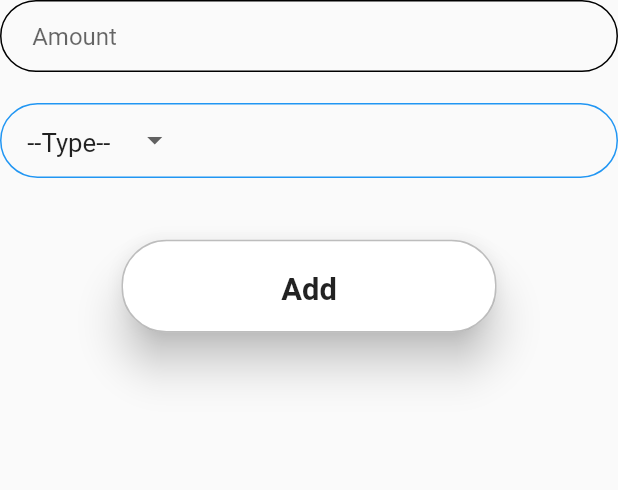
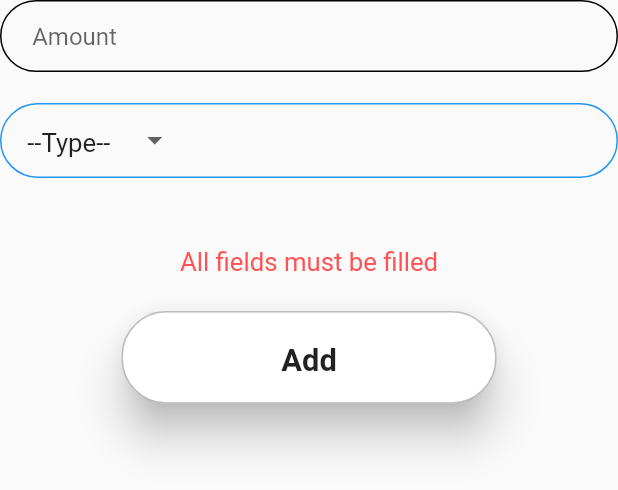
Before and after one commit to Sam21-39/Spend-Analytics, a Flutter app: the ItemContainer widget shown alone on an empty page, opened directly, after a tap on "Add", on a phone screen of 412 x 824 dp. Shown: the top 490 px of the screen. Run offline on Flutter 3.47's test engine with Material 2 defaults, Android fonts, the phone set to English and light mode, and no system bars; our stand-ins replace flutter_screenutil.

Commit message:
Updated functionality

```diff
--- /dev/null
+++ b/spend_analytics/lib/Model/item_model.dart
@@ -0,0 +1,12 @@
+class Items {
+  Items({
+    this.amount,
+    this.category,
+    this.date,
+    this.type,
+  });
+  int amount;
+  String type;
+  String category;
+  DateTime date;
+}
--- a/spend_analytics/lib/Views/Widgets/item_container.dart
+++ b/spend_analytics/lib/Views/Widgets/item_container.dart
@@ -1,15 +1,22 @@
 import 'package:flutter/material.dart';
+import 'package:spend_analytics/Model/item_model.dart';
 import 'package:spend_analytics/Utils/common.dart';
+import 'package:spend_analytics/Views/Screens/home.dart';
 import 'package:spend_analytics/Views/UI/ui_text.dart';
 import 'package:spend_analytics/Views/Widgets/custom_button.dart';
 
 class ItemContainer extends StatefulWidget {
+  final callback;
+
+  const ItemContainer({Key key, this.callback}) : super(key: key);
   @override
   _ItemContainerState createState() => _ItemContainerState();
 }
 
 class _ItemContainerState extends State<ItemContainer> {
   String typeValue = "--Type--", categoryValue = "--Category--";
+  String amount = '', category = '';
+  bool isNotValid = false;
   List<String> incomeCategory = [
         "--Category--",
         "Work",
@@ -47,6 +54,11 @@ class _ItemContainerState extends State<ItemContainer> {
               borderRadius: BorderRadius.circular(30.0),
             ),
           ),
+          onChanged: (val) {
+            setState(() {
+              amount = val;
+            });
+          },
         ),
         SizedBox(
           height: setHeight(20.0),
@@ -118,6 +130,7 @@ class _ItemContainerState extends State<ItemContainer> {
               onChanged: (val) {
                 setState(() {
                   categoryValue = val;
+                  category = val;
                 });
               },
             ),
@@ -125,7 +138,39 @@ class _ItemContainerState extends State<ItemContainer> {
         SizedBox(
           height: setHeight(20.0),
         ),
-        CustomButton(text: "Add", onPressed: () {}),
+        isNotValid
+            ? Column(
+                children: [
+                  Text(
+                    'All fields must be filled',
+                    style: UiText.normalText.copyWith(
+                      color: Colors.redAccent,
+                    ),
+                  ),
+                  SizedBox(
+                    height: setHeight(20.0),
+                  ),
+                ],
+              )
+            : Container(),
+        CustomButton(
+          text: "Add",
+          onPressed: () {
+            isFormValid();
+            if (!isNotValid) {
+              spendingItems.add(
+                Items(
+                  amount: int.parse(amount),
+                  category: categoryValue,
+                  type: typeValue,
+                  date: DateTime.now(),
+                ),
+              );
+              widget.callback();
+              Navigator.pop(context);
+            }
+          },
+        ),
         SizedBox(
           height: setHeight(10.0),
         ),
@@ -145,4 +190,13 @@ class _ItemContainerState extends State<ItemContainer> {
     }
     return [];
   }
+
+  void isFormValid() {
+    setState(() {
+      if (amount.isEmpty || typeValue == '--Type--' || category.isEmpty)
+        isNotValid = true;
+      else
+        isNotValid = false;
+    });
+  }
 }
```
Also changed, not shown: spend_analytics/lib/Views/Screens/home.dart (+37 -7 lines).
